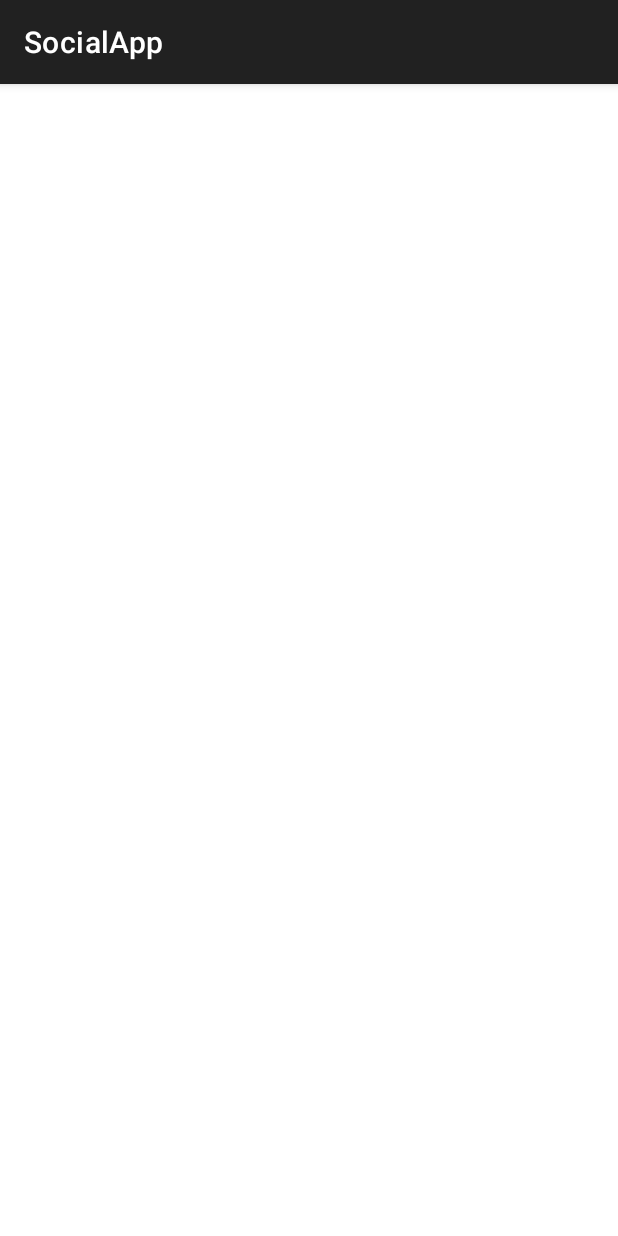
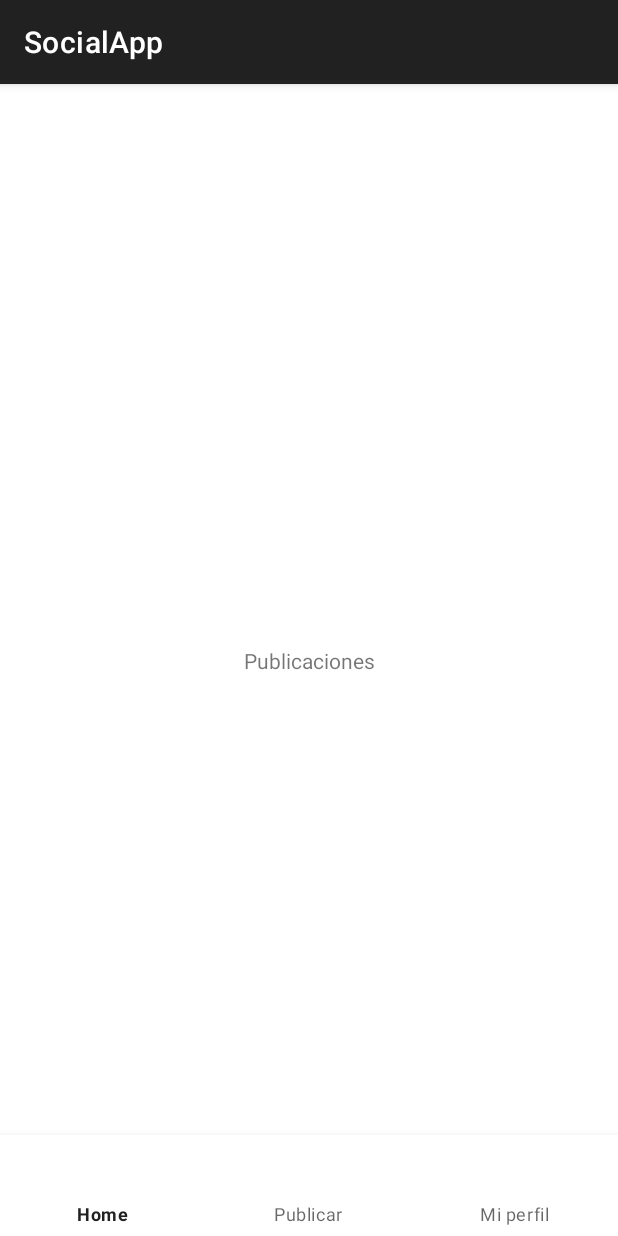
Before and after one commit to P09OB/RetoApp, an Android app: the MainActivity screen opened directly, with no data from a screen before it, on a phone screen of 412 x 824 dp. Run offline under Robolectric (Android 15) with nearby library versions, the phone set to English and light mode, and no system bars.

Commit message:
fragments

```diff
--- a/app/build.gradle
+++ b/app/build.gradle
@@ -42,6 +42,7 @@ dependencies {
     implementation 'androidx.appcompat:appcompat:1.4.1'
     implementation 'com.google.android.material:material:1.5.0'
     implementation 'androidx.constraintlayout:constraintlayout:2.1.3'
+    implementation 'androidx.legacy:legacy-support-v4:1.0.0'
     testImplementation 'junit:junit:4.+'
     androidTestImplementation 'androidx.test.ext:junit:1.1.3'
     androidTestImplementation 'androidx.test.espresso:espresso-core:3.4.0'
--- /dev/null
+++ b/app/src/main/java/com/example/reto1/HomeFragment.kt
@@ -0,0 +1,30 @@
+package com.example.reto1
+
+import android.os.Bundle
+import androidx.fragment.app.Fragment
+import android.view.LayoutInflater
+import android.view.View
+import android.view.ViewGroup
+
+
+class HomeFragment : Fragment() {
+
+    override fun onCreateView(
+        inflater: LayoutInflater, container: ViewGroup?,
+        savedInstanceState: Bundle?
+    ): View? {
+        // Inflate the layout for this fragment
+        return inflater.inflate(R.layout.fragment_home, container, false)
+    }
+
+    companion object {
+
+        @JvmStatic
+        fun newInstance() =
+            HomeFragment().apply {
+                arguments = Bundle().apply {
+
+                }
+            }
+    }
+}
--- a/app/src/main/java/com/example/reto1/MainActivity.kt
+++ b/app/src/main/java/com/example/reto1/MainActivity.kt
@@ -2,18 +2,57 @@ package com.example.reto1
 
 import androidx.appcompat.app.AppCompatActivity
 import android.os.Bundle
-import android.util.Log
-import android.widget.Toast
+import androidx.fragment.app.Fragment
 import com.example.reto1.databinding.ActivityMainBinding
 
 class MainActivity : AppCompatActivity() {
 
+    private lateinit var homeFragment: HomeFragment
+    private lateinit var newPublicationFragment: NewPublicationFragment
+    private lateinit var profileFragment: ProfileFragment
+
+    private val binding: ActivityMainBinding by lazy {
+        ActivityMainBinding.inflate(layoutInflater)
+    }
+
     override fun onCreate(savedInstanceState: Bundle?) {
         super.onCreate(savedInstanceState)
-        setContentView(R.layout.activity_main)
+        setContentView(binding.root)
+
+        homeFragment = HomeFragment.newInstance()
+        newPublicationFragment = NewPublicationFragment.newInstance()
+        profileFragment = ProfileFragment.newInstance()
+
+        binding.navigator.setOnItemSelectedListener { menuItem ->
+
+            if(menuItem.itemId == R.id.homeitem){
+
+                showFragment(homeFragment)
+
+            } else if (menuItem.itemId == R.id.publicationitem){
+
+                showFragment (newPublicationFragment)
+
+            } else if(menuItem.itemId == R.id.profileitem) {
+
+                showFragment (profileFragment)
+
+            }
+            true
+        }
+
+    }
+
+    fun showFragment(fragment : Fragment){
+
+        val transaction = supportFragmentManager.beginTransaction()
+        transaction.replace(R.id.fragmentContainer,fragment)
+        transaction.commit()
 
 
     }
 
 
+
+
 }
--- /dev/null
+++ b/app/src/main/java/com/example/reto1/NewPublicationFragment.kt
@@ -0,0 +1,29 @@
+package com.example.reto1
+
+import android.os.Bundle
+import androidx.fragment.app.Fragment
+import android.view.LayoutInflater
+import android.view.View
+import android.view.ViewGroup
+
+
+class NewPublicationFragment : Fragment() {
+
+    override fun onCreateView(
+        inflater: LayoutInflater, container: ViewGroup?,
+        savedInstanceState: Bundle?
+    ): View? {
+        // Inflate the layout for this fragment
+        return inflater.inflate(R.layout.fragment_new_publication, container, false)
+    }
+
+    companion object {
+
+        @JvmStatic
+        fun newInstance() = NewPublicationFragment().apply {
+                arguments = Bundle().apply {
+
+                }
+            }
+    }
+}
--- /dev/null
+++ b/app/src/main/java/com/example/reto1/ProfileFragment.kt
@@ -0,0 +1,28 @@
+package com.example.reto1
+
+import android.os.Bundle
+import androidx.fragment.app.Fragment
+import android.view.LayoutInflater
+import android.view.View
+import android.view.ViewGroup
+
+class ProfileFragment : Fragment() {
+
+
+    override fun onCreateView(
+        inflater: LayoutInflater, container: ViewGroup?,
+        savedInstanceState: Bundle?
+    ): View? {
+        // Inflate the layout for this fragment
+        return inflater.inflate(R.layout.fragment_profile, container, false)
+    }
+
+    companion object {
+        @JvmStatic
+        fun newInstance() = ProfileFragment().apply {
+                arguments = Bundle().apply {
+
+                }
+            }
+    }
+}
--- a/app/src/main/res/layout/activity_main.xml
+++ b/app/src/main/res/layout/activity_main.xml
@@ -6,15 +6,27 @@
     android:layout_height="match_parent"
     tools:context=".MainActivity">
 
-    <ImageView
-        android:id="@+id/imageView2"
-        android:layout_width="wrap_content"
-        android:layout_height="wrap_content"
-        android:layout_marginTop="290dp"
-        android:layout_marginBottom="313dp"
+    <androidx.fragment.app.FragmentContainerView
+        android:id="@+id/fragmentContainer"
+        android:name="com.example.reto1.HomeFragment"
+        android:layout_width="0dp"
+        android:layout_height="722dp"
+        android:layout_marginStart="16dp"
+        android:layout_marginTop="16dp"
+        android:layout_marginEnd="16dp"
+        android:layout_marginBottom="16dp"
         app:layout_constraintBottom_toBottomOf="parent"
         app:layout_constraintEnd_toEndOf="parent"
         app:layout_constraintStart_toStartOf="parent"
-        app:layout_constraintTop_toTopOf="parent"
-        tools:srcCompat="@tools:sample/avatars" />
+        app:layout_constraintTop_toTopOf="parent" />
+
+    <com.google.android.material.bottomnavigation.BottomNavigationView
+        android:id="@+id/navigator"
+        android:layout_width="0dp"
+        android:layout_height="67dp"
+        app:layout_constraintBottom_toBottomOf="parent"
+        app:layout_constraintEnd_toEndOf="parent"
+        app:layout_constraintStart_toStartOf="parent"
+        app:menu="@menu/menuapp" />
+
 </androidx.constraintlayout.widget.ConstraintLayout>
--- /dev/null
+++ b/app/src/main/res/layout/fragment_home.xml
@@ -0,0 +1,18 @@
+<?xml version="1.0" encoding="utf-8"?>
+<androidx.constraintlayout.widget.ConstraintLayout xmlns:app="http://schemas.android.com/apk/res-auto"
+    xmlns:tools="http://schemas.android.com/tools"
+    android:layout_width="match_parent"
+    android:layout_height="match_parent"
+    xmlns:android="http://schemas.android.com/apk/res/android"
+    >
+
+    <TextView
+        android:id="@+id/textView"
+        android:layout_width="wrap_content"
+        android:layout_height="wrap_content"
+        android:text="Publicaciones"
+        app:layout_constraintBottom_toBottomOf="parent"
+        app:layout_constraintEnd_toEndOf="parent"
+        app:layout_constraintStart_toStartOf="parent"
+        app:layout_constraintTop_toTopOf="parent" />
+</androidx.constraintlayout.widget.ConstraintLayout>
--- /dev/null
+++ b/app/src/main/res/menu/menuapp.xml
@@ -0,0 +1,13 @@
+<?xml version="1.0" encoding="utf-8"?>
+<menu xmlns:android="http://schemas.android.com/apk/res/android">
+
+    <item
+        android:id="@+id/homeitem"
+        android:title="Home" />
+    <item
+        android:id="@+id/publicationitem"
+        android:title="Publicar" />
+    <item
+        android:id="@+id/profileitem"
+        android:title="Mi perfil" />
+</menu>
--- a/app/src/main/res/values/strings.xml
+++ b/app/src/main/res/values/strings.xml
@@ -1,3 +1,5 @@
 <resources>
     <string name="app_name">SocialApp</string>
+    <!-- TODO: Remove or change this placeholder text -->
+    <string name="hello_blank_fragment">Hello blank fragment</string>
 </resources>
```
Also changed, not shown: app/src/main/res/layout/fragment_new_publication.xml (added, +80 -0 lines), app/src/main/res/layout/fragment_profile.xml (added, +52 -0 lines).
